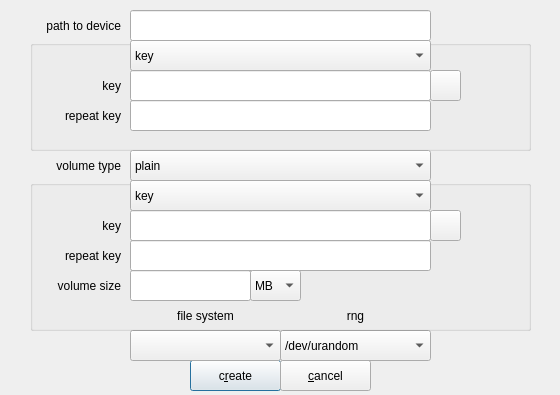
Qt form zuluCrypt-gui/createvolume.ui (mhogomchungu/zuluCrypt) before a commit.
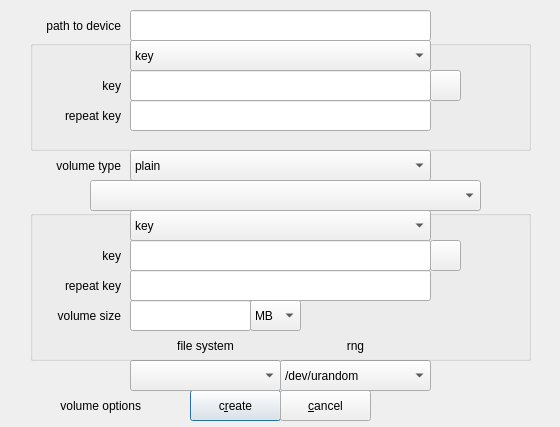
The same form after that commit.

Commit message: add ability to create volumes using different crypto options

The edit to the form file:
```diff
--- a/zuluCrypt-gui/createvolume.ui
+++ b/zuluCrypt-gui/createvolume.ui
@@ -10,7 +10,7 @@
     <x>0</x>
     <y>0</y>
     <width>560</width>
-    <height>395</height>
+    <height>427</height>
    </rect>
   </property>
   <property name="acceptDrops">
@@ -52,7 +52,7 @@
    <property name="geometry">
     <rect>
      <x>190</x>
-     <y>360</y>
+     <y>390</y>
      <width>91</width>
      <height>31</height>
     </rect>
@@ -71,7 +71,7 @@
    <property name="geometry">
     <rect>
      <x>280</x>
-     <y>360</y>
+     <y>390</y>
      <width>91</width>
      <height>31</height>
     </rect>
@@ -194,7 +194,7 @@
    <property name="geometry">
     <rect>
      <x>130</x>
-     <y>330</y>
+     <y>360</y>
      <width>151</width>
      <height>31</height>
     </rect>
@@ -227,7 +227,7 @@
    <property name="geometry">
     <rect>
      <x>280</x>
-     <y>330</y>
+     <y>360</y>
      <width>151</width>
      <height>31</height>
     </rect>
@@ -266,7 +266,7 @@
    <property name="geometry">
     <rect>
      <x>30</x>
-     <y>180</y>
+     <y>210</y>
      <width>501</width>
      <height>151</height>
     </rect>
@@ -419,12 +419,27 @@
      </property>
     </item>
    </widget>
+   <widget class="QLabel" name="labelfs">
+    <property name="geometry">
+     <rect>
+      <x>100</x>
+      <y>120</y>
+      <width>151</width>
+      <height>31</height>
+     </rect>
+    </property>
+    <property name="text">
+     <string>file system</string>
+    </property>
+    <property name="alignment">
+     <set>Qt::AlignCenter</set>
+    </property>
   </widget>
   <widget class="QLabel" name="labelrng">
    <property name="geometry">
     <rect>
-     <x>280</x>
-     <y>300</y>
+      <x>250</x>
+      <y>120</y>
      <width>151</width>
      <height>31</height>
     </rect>
@@ -439,20 +454,37 @@
     <set>Qt::AlignCenter</set>
    </property>
   </widget>
-  <widget class="QLabel" name="labelfs">
+  </widget>
+  <widget class="QComboBox" name="comboBoxOptions">
    <property name="geometry">
     <rect>
-     <x>130</x>
-     <y>300</y>
-     <width>151</width>
+     <x>90</x>
+     <y>180</y>
+     <width>391</width>
+     <height>31</height>
+    </rect>
+   </property>
+   <property name="layoutDirection">
+    <enum>Qt::LeftToRight</enum>
+   </property>
+  </widget>
+  <widget class="QLabel" name="labelvolumeOptions">
+   <property name="geometry">
+    <rect>
+     <x>20</x>
+     <y>390</y>
+     <width>121</width>
      <height>31</height>
     </rect>
    </property>
    <property name="text">
-    <string>file system</string>
+    <string>volume options</string>
    </property>
    <property name="alignment">
-    <set>Qt::AlignCenter</set>
+    <set>Qt::AlignRight|Qt::AlignTrailing|Qt::AlignVCenter</set>
+   </property>
+   <property name="wordWrap">
+    <bool>true</bool>
    </property>
   </widget>
  </widget>
```
Lines whose indentation alone changed are shown as unchanged. The commit also changes 11 other files.
